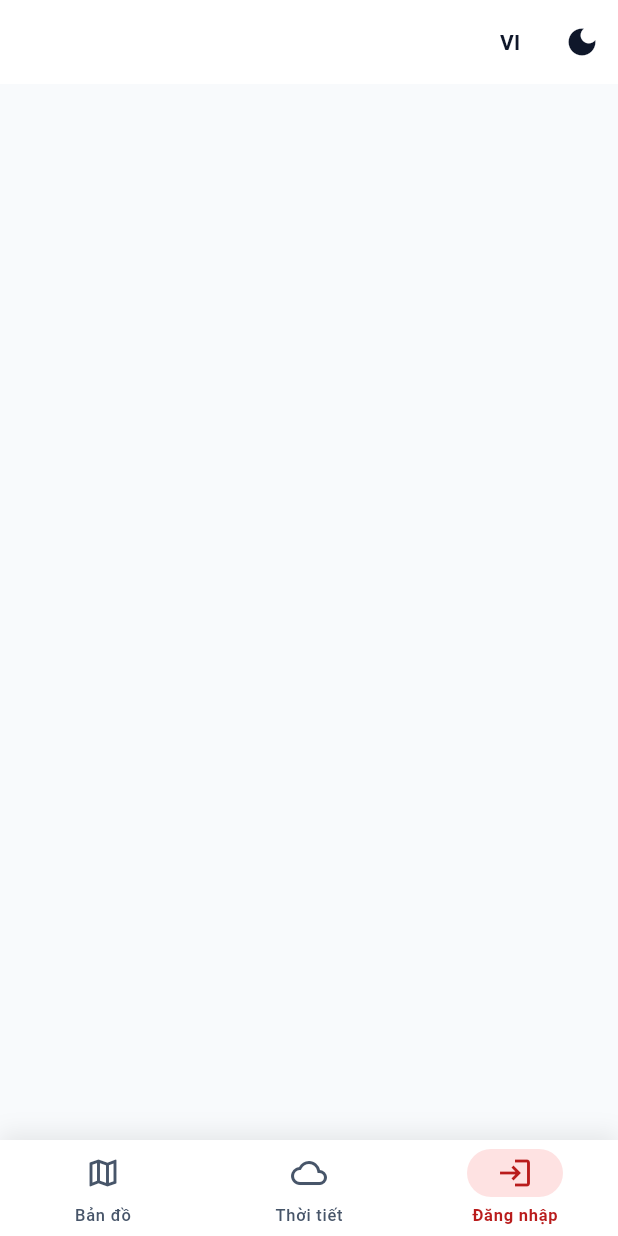
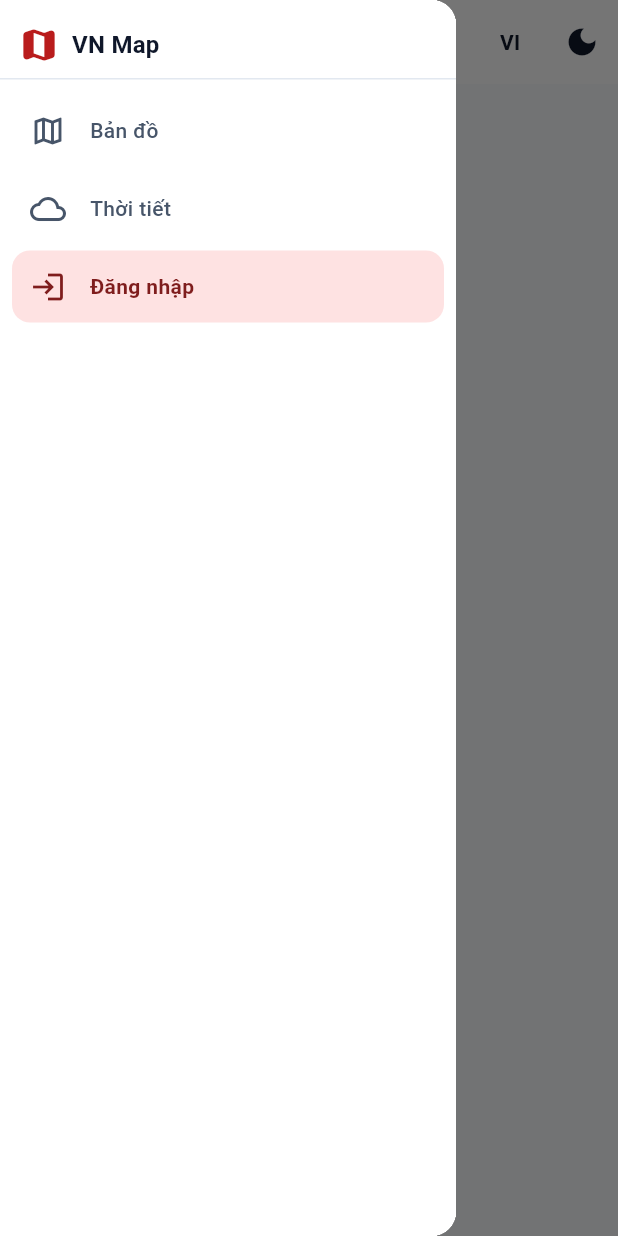
Before and after one commit to CaoDat-2410/VietnameseMap, a Flutter app: the _AppShell screen opened directly with empty values, with the side drawer open (before the commit the screen has no drawer), on a phone screen of 412 x 824 dp. Run offline on Flutter 3.47's test engine with Material 3 defaults, Android fonts, the phone set to English and light mode, and no system bars; our stand-ins replace dio, fl_chart, flutter_dotenv, flutter_map, flutter_riverpod, geolocator and 3 more; missing offline and left inert: flutter_map_cancellable_tile_provider; accounts and stored records are empty; network calls fail; project files that could hold a hidden picture were left out.

Commit message:
feat(nav): replace bottom NavigationBar with sidebar (desktop) + drawer (mobile)
- Add AppSidebar (collapsible 240/72px, persisted via SharedPreferences)
  with primaryContainer highlight, icon-only tooltip on collapse
- Add AppDrawer wrapping AppSidebar for mobile (<900px)
- Add AppShellScaffold with LayoutBuilder: Row([sidebar|content])
  on desktop >=900px, Scaffold(drawer) on mobile
- Add SidebarExpandedNotifier persisting collapse state to
  SharedPreferences (app.nav.sidebar.expanded)
- Replace _AppShell body to delegate to AppShellScaffold;
  keep _navItemsFor/_activeNavPath/_NavItem unchanged
- Note: removed legacy desktop split-pane (map+content side-by-side)
  from _AppShell; MapPage now handles its own wide-layout via LayoutBuilder

```diff
--- a/FE/lib/app/router.dart
+++ b/FE/lib/app/router.dart
@@ -4,9 +4,11 @@ import 'package:flutter/material.dart';
 import 'package:flutter_riverpod/flutter_riverpod.dart';
 import 'package:go_router/go_router.dart';
 
+import 'widgets/app_sidebar.dart';
+import 'widgets/app_shell_scaffold.dart';
 import '../core/providers/locale_provider.dart';
-import '../core/providers/theme_provider.dart';
 import '../features/admin/presentation/pages/admin_users_page.dart';
+import '../features/analytics/presentation/pages/analytics_page.dart';
 import '../features/auth/presentation/pages/login_page.dart';
 import '../features/auth/presentation/pages/logout_page.dart';
 import '../features/auth/shared/auth_routes.dart';
@@ -17,7 +19,6 @@ import '../features/campaign/dashboard/pages/campaign_list_page.dart';
 import '../features/campaign/events/pages/campaign_events_page.dart';
 import '../features/campaign/events/pages/event_detail_page.dart';
 import '../features/map/presentation/pages/map_page.dart';
-import '../features/map/presentation/widgets/vietnam_map_view.dart';
 import '../features/school/presentation/pages/school_detail_page.dart';
 import '../features/school/presentation/pages/school_list_page.dart';
 import '../features/student/presentation/pages/my_registrations_page.dart';
@@ -53,6 +54,41 @@ CustomTransitionPage<void> _buildPageWithSlideTransition({
         ),
       );
     },
+  );
+}
+
+/// Arguments parsed from a `/map` URL — used by both the narrow-screen
+/// `MapPage` and the wide-screen `_AppShell` so the map receives the same
+/// focus/selection data on every viewport width.
+class MapRouteArgs {
+  const MapRouteArgs({
+    this.focusLat,
+    this.focusLng,
+    this.focusLabel,
+    this.schoolUids,
+  });
+  final double? focusLat;
+  final double? focusLng;
+  final String? focusLabel;
+  final List<String>? schoolUids;
+}
+
+MapRouteArgs parseMapArgs(Uri uri) {
+  final params = uri.queryParameters;
+  final lat = double.tryParse(params['lat'] ?? '');
+  final lng = double.tryParse(params['lng'] ?? '');
+  final label = params['eventName'];
+  final schoolsParam = params['schools'];
+  List<String>? schoolUids;
+  if (schoolsParam != null && schoolsParam.isNotEmpty) {
+    schoolUids =
+        schoolsParam.split(',').where((s) => s.isNotEmpty).toList();
+  }
+  return MapRouteArgs(
+    focusLat: lat,
+    focusLng: lng,
+    focusLabel: (label == null || label.isEmpty) ? null : label,
+    schoolUids: schoolUids,
   );
 }
 
@@ -103,17 +139,15 @@ final router = GoRouter(
         GoRoute(
           path: '/map',
           pageBuilder: (context, state) {
-            final params = state.uri.queryParameters;
-            final lat = double.tryParse(params['lat'] ?? '');
-            final lng = double.tryParse(params['lng'] ?? '');
-            final label = params['eventName'];
+            final args = parseMapArgs(state.uri);
             return _buildPageWithSlideTransition(
               context: context,
               state: state,
               child: MapPage(
-                focusLat: lat,
-                focusLng: lng,
-                focusLabel: (label == null || label.isEmpty) ? null : label,
+                focusLat: args.focusLat,
+                focusLng: args.focusLng,
+                focusLabel: args.focusLabel,
+                schoolUids: args.schoolUids,
               ),
             );
           },
@@ -147,6 +181,17 @@ final router = GoRouter(
               child: CampaignDashboardPage(
                 campaignId: int.parse(state.pathParameters['campaignId']!),
               ),
+            ),
+          ),
+        ),
+        GoRoute(
+          path: '/analytics',
+          pageBuilder: (context, state) => _buildPageWithSlideTransition(
+            context: context,
+            state: state,
+            child: _RoleGate(
+              allowedRoles: const {'STAFF', 'MANAGER', 'ADMIN'},
+              child: const AnalyticsPage(),
             ),
           ),
         ),
@@ -241,139 +286,17 @@ class _AppShell extends ConsumerWidget {
   @override
   Widget build(BuildContext context, WidgetRef ref) {
     final l10n = AppLocalizations.of(context)!;
-    final themeMode = ref.watch(themeModeProvider);
-    final locale = ref.watch(localeProvider);
     final location = GoRouterState.of(context).uri.path;
     final user = ref.watch(activeUserProvider).valueOrNull;
-    final navItems = _navItemsFor(user?.role, l10n);
+    final rawItems = _navItemsFor(user?.role, l10n);
+    final items = rawItems.map(navItemFrom).toList();
     final activePath = _activeNavPath(location);
-    final index = navItems.indexWhere((item) => item.path == activePath);
-    final selectedIndex = index < 0 ? 0 : index;
 
-    final navBar = Container(
-      decoration: const BoxDecoration(
-        boxShadow: [
-          BoxShadow(
-            color: Color.fromRGBO(0, 0, 0, 0.08),
-            blurRadius: 12,
-            offset: Offset(0, -4),
-          ),
-        ],
-      ),
-      child: NavigationBar(
-        selectedIndex: selectedIndex,
-        onDestinationSelected: (i) {
-          context.go(navItems[i].path);
-        },
-        destinations: [
-          for (final item in navItems)
-            NavigationDestination(
-              icon: Icon(item.icon),
-              selectedIcon: Icon(item.selectedIcon),
-              label: item.label,
-            ),
-        ],
-      ),
-    );
-
-    return LayoutBuilder(
-      builder: (context, constraints) {
-        final isMapPage = location == '/map' ||
-            location.startsWith('/schools') ||
-            location.contains('lat=');
-        final showMapPane = constraints.maxWidth > 600 && isMapPage;
-
-        if (showMapPane) {
-          return Scaffold(
-            body: Row(
-              children: [
-                Expanded(
-                  flex: 6,
-                  child: const VietnamMapView(),
-                ),
-                Container(
-                  width: 1,
-                  color: Theme.of(context).dividerColor,
-                ),
-                Expanded(
-                  flex: 4,
-                  child: Scaffold(
-                    appBar: AppBar(
-                      automaticallyImplyLeading: false,
-                      actions: [
-                        IconButton(
-                          icon: Text(
-                            locale.languageCode.toUpperCase(),
-                            style: const TextStyle(
-                              fontWeight: FontWeight.bold,
-                              fontSize: 14,
-                            ),
-                          ),
-                          tooltip: 'Change language',
-                          onPressed: () {
-                            ref.read(localeProvider.notifier).toggleLocale();
-                          },
-                        ),
-                        IconButton(
-                          icon: Icon(
-                            themeMode == ThemeMode.dark
-                                ? Icons.light_mode
-                                : Icons.dark_mode,
-                          ),
-                          tooltip: themeMode == ThemeMode.dark
-                              ? 'Light mode'
-                              : 'Dark mode',
-                          onPressed: () {
-                            ref.read(themeModeProvider.notifier).toggleTheme();
-                          },
-                        ),
-                      ],
-                    ),
-                    body: child,
-                    bottomNavigationBar: navBar,
-                  ),
-                ),
-              ],
-            ),
-          );
-        }
-
-        return Scaffold(
-          appBar: AppBar(
-            automaticallyImplyLeading: false,
-            actions: [
-              IconButton(
-                icon: Text(
-                  locale.languageCode.toUpperCase(),
-                  style: const TextStyle(
-                    fontWeight: FontWeight.bold,
-                    fontSize: 14,
-                  ),
-                ),
-                tooltip: 'Change language',
-                onPressed: () {
-                  ref.read(localeProvider.notifier).toggleLocale();
-                },
-              ),
-              IconButton(
-                icon: Icon(
-                  themeMode == ThemeMode.dark
-                      ? Icons.light_mode
-                      : Icons.dark_mode,
-                ),
-                tooltip: themeMode == ThemeMode.dark
-                    ? 'Light mode'
-                    : 'Dark mode',
-                onPressed: () {
-                  ref.read(themeModeProvider.notifier).toggleTheme();
-                },
-              ),
-            ],
-          ),
-          body: child,
-          bottomNavigationBar: navBar,
-        );
-      },
+    return AppShellScaffold(
+      items: items,
+      selectedPath: activePath,
+      onSelected: (item) => context.go(item.path),
+      body: child,
     );
   }
 
@@ -412,6 +335,8 @@ class _AppShell extends ConsumerWidget {
     if (role == 'STAFF' || role == 'MANAGER' || role == 'ADMIN') {
       items.add(_NavItem(
           '/campaigns', l10n.campaigns, Icons.campaign_outlined, Icons.campaign));
+      items.add(_NavItem(
+          '/analytics', 'Analytics', Icons.analytics_outlined, Icons.analytics));
       items.add(_NavItem(
           '/schools', l10n.schools, Icons.school_outlined, Icons.school));
     }
--- /dev/null
+++ b/FE/lib/app/widgets/app_shell_scaffold.dart
@@ -0,0 +1,130 @@
+import 'package:flutter/material.dart';
+import 'package:flutter_riverpod/flutter_riverpod.dart';
+import 'package:shared_preferences/shared_preferences.dart';
+
+import '../../core/providers/locale_provider.dart';
+import '../../core/providers/theme_provider.dart';
+import 'app_sidebar.dart';
+
+const _kSidebarPrefKey = 'app.nav.sidebar.expanded';
+
+/// Persists the sidebar expanded/collapsed state across sessions.
+class SidebarExpandedNotifier extends StateNotifier<bool> {
+  SidebarExpandedNotifier() : super(true) { _load(); }
+
+  Future<void> _load() async {
+    final p = await SharedPreferences.getInstance();
+    state = p.getBool(_kSidebarPrefKey) ?? true;
+  }
+
+  Future<void> toggle() async {
+    state = !state;
+    final p = await SharedPreferences.getInstance();
+    await p.setBool(_kSidebarPrefKey, state);
+  }
+}
+
+final sidebarExpandedProvider =
+    StateNotifierProvider<SidebarExpandedNotifier, bool>(
+        (_) => SidebarExpandedNotifier());
+
+/// Layout scaffold that switches between:
+/// - Desktop (>=900px): Row([240px sidebar | divider | content])
+/// - Mobile (<900px): Scaffold(drawer, body) with hamburger AppBar
+class AppShellScaffold extends ConsumerWidget {
+  const AppShellScaffold({
+    super.key,
+    required this.items,
+    required this.selectedPath,
+    required this.onSelected,
+    required this.body,
+  });
+  final List<AppNavItem> items;
+  final String selectedPath;
+  final ValueChanged<AppNavItem> onSelected;
+  final Widget body;
+
+  @override
+  Widget build(BuildContext context, WidgetRef ref) {
+    final expanded = ref.watch(sidebarExpandedProvider);
+    final locale = ref.watch(localeProvider);
+    final themeMode = ref.watch(themeModeProvider);
+
+    return LayoutBuilder(
+      builder: (context, c) {
+        // Desktop: sidebar + content row
+        if (c.maxWidth >= 900) {
+          return Scaffold(
+            body: Row(
+              children: [
+                AnimatedContainer(
+                  duration: const Duration(milliseconds: 200),
+                  curve: Curves.easeOutCubic,
+                  width: expanded ? 240 : 72,
+                  child: AppSidebar(
+                    items: items,
+                    selectedPath: selectedPath,
+                    onSelected: onSelected,
+                    collapsed: !expanded,
+                    onToggleCollapsed: () =>
+                        ref.read(sidebarExpandedProvider.notifier).toggle(),
+                  ),
+                ),
+                Container(width: 1, color: Theme.of(context).dividerColor),
+                Expanded(child: body),
+              ],
+            ),
+          );
+        }
+
+        // Mobile: hamburger AppBar + drawer
+        return Scaffold(
+          appBar: AppBar(
+            title: Text(_labelFor(selectedPath, items)),
+            automaticallyImplyLeading: false,
+            actions: [
+              IconButton(
+                tooltip: 'Đổi ngôn ngữ',
+                icon: Text(
+                  locale.languageCode.toUpperCase(),
+                  style: const TextStyle(fontWeight: FontWeight.bold),
+                ),
+                onPressed: () =>
+                    ref.read(localeProvider.notifier).toggleLocale(),
+              ),
+              IconButton(
+                tooltip:
+                    themeMode == ThemeMode.dark ? 'Chế độ sáng' : 'Chế độ tối',
+                icon: Icon(
+                  themeMode == ThemeMode.dark
+                      ? Icons.light_mode
+                      : Icons.dark_mode,
+                ),
+                onPressed: () =>
+                    ref.read(themeModeProvider.notifier).toggleTheme(),
+              ),
+            ],
+          ),
+          drawer: AppDrawer(
+            items: items,
+            selectedPath: selectedPath,
+            onSelected: onSelected,
+          ),
+          body: body,
+        );
+      },
+    );
+  }
+
+  String _labelFor(String path, List<AppNavItem> items) {
+    return items
+        .firstWhere(
+          (i) => i.path == path,
+          orElse: () => const AppNavItem(
+            path: '/map', label: 'VN Map',
+            icon: Icons.map, selectedIcon: Icons.map,
+          ),
+        )
+        .label;
+  }
+}
--- /dev/null
+++ b/FE/lib/app/widgets/app_sidebar.dart
@@ -0,0 +1,195 @@
+import 'package:flutter/material.dart';
+
+/// Public navigation item descriptor. Shared by both sidebar and drawer.
+class AppNavItem {
+  const AppNavItem({
+    required this.path,
+    required this.label,
+    required this.icon,
+    required this.selectedIcon,
+  });
+  final String path;
+  final String label;
+  final IconData icon;
+  final IconData selectedIcon;
+}
+
+/// Converts the private _NavItem record from router.dart to the public type.
+AppNavItem navItemFrom(dynamic n) => AppNavItem(
+      path: n.path,
+      label: n.label,
+      icon: n.icon,
+      selectedIcon: n.selectedIcon,
+    );
+
+/// Sidebar navigation widget.
+/// - Expanded (240px): icon + label per item
+/// - Collapsed (72px): icon-only with tooltip
+/// Used on desktop (>=900px).
+class AppSidebar extends StatelessWidget {
+  const AppSidebar({
+    super.key,
+    required this.items,
+    required this.selectedPath,
+    required this.onSelected,
+    this.collapsed = false,
+    this.onToggleCollapsed,
+  });
+
+  final List<AppNavItem> items;
+  final String selectedPath;
+  final ValueChanged<AppNavItem> onSelected;
+  final bool collapsed;
+  final VoidCallback? onToggleCollapsed;
+
+  @override
+  Widget build(BuildContext context) {
+    final scheme = Theme.of(context).colorScheme;
+    return Material(
+      color: scheme.surface,
+      child: SafeArea(
+        child: Column(
+          children: [
+            // Header: logo + collapse toggle
+            Padding(
+              padding: const EdgeInsets.fromLTRB(12, 16, 12, 8),
+              child: Row(
+                children: [
+                  Icon(Icons.map_rounded, color: scheme.primary, size: 28),
+                  if (!collapsed) ...[
+                    const SizedBox(width: 8),
+                    Text(
+                      'VN Map',
+                      style: Theme.of(context)
+                          .textTheme
+                          .titleMedium
+                          ?.copyWith(fontWeight: FontWeight.w700),
+                    ),
+                  ],
+                  const Spacer(),
+                  if (onToggleCollapsed != null)
+                    IconButton(
+                      tooltip: collapsed ? 'Mở rộng' : 'Thu gọn',
+                      icon: Icon(collapsed ? Icons.menu_open : Icons.menu),
+                      onPressed: onToggleCollapsed,
+                    ),
+                ],
+              ),
+            ),
+            const Divider(height: 1),
+            // Nav items list
+            Expanded(
+              child: ListView(
+                padding: const EdgeInsets.symmetric(vertical: 8),
+                children: [
+                  for (final item in items) _SidebarTile(
+                    item: item,
+                    selected: item.path == selectedPath,
+                    collapsed: collapsed,
+                    onTap: () => onSelected(item),
+                  ),
+                ],
+              ),
+            ),
+          ],
+        ),
+      ),
+    );
+  }
+}
+
+class _SidebarTile extends StatelessWidget {
+  const _SidebarTile({
+    required this.item,
+    required this.selected,
+    required this.collapsed,
+    required this.onTap,
+  });
+  final AppNavItem item;
+  final bool selected;
+  final bool collapsed;
+  final VoidCallback onTap;
+
+  @override
+  Widget build(BuildContext context) {
+    final scheme = Theme.of(context).colorScheme;
+    final bg = selected ? scheme.primaryContainer : Colors.transparent;
+    final fg = selected
+        ? scheme.onPrimaryContainer
+        : scheme.onSurfaceVariant;
+    return Padding(
+      padding: const EdgeInsets.symmetric(horizontal: 8, vertical: 2),
+      child: Material(
+        color: bg,
+        borderRadius: BorderRadius.circular(12),
+        child: InkWell(
+          onTap: onTap,
+          borderRadius: BorderRadius.circular(12),
+          child: Tooltip(
+            message: item.label,
+            preferBelow: false,
+            waitDuration: const Duration(milliseconds: 500),
+            child: SizedBox(
+              height: 48,
+              child: Row(
+                children: [
+                  const SizedBox(width: 12),
+                  Icon(
+                    selected ? item.selectedIcon : item.icon,
+                    color: fg,
+                    size: 24,
+                  ),
+                  if (!collapsed) ...[
+                    const SizedBox(width: 16),
+                    Expanded(
+                      child: Text(
+                        item.label,
+                        style: TextStyle(
+                          color: fg,
+                          fontWeight:
+                              selected ? FontWeight.w600 : FontWeight.w500,
+                        ),
+                        overflow: TextOverflow.ellipsis,
+                      ),
+                    ),
+                  ],
+                  const SizedBox(width: 12),
+                ],
+              ),
+            ),
+          ),
+        ),
+      ),
+    );
+  }
+}
+
+/// Mobile drawer wrapper. Hosts AppSidebar inside a standard Drawer.
+class AppDrawer extends StatelessWidget {
+  const AppDrawer({
+    super.key,
+    required this.items,
+    required this.selectedPath,
+    required this.onSelected,
+  });
+  final List<AppNavItem> items;
+  final String selectedPath;
+  final ValueChanged<AppNavItem> onSelected;
+
+  @override
+  Widget build(BuildContext context) {
+    return Drawer(
+      child: SizedBox(
+        width: 280,
+        child: AppSidebar(
+          items: items,
+          selectedPath: selectedPath,
+          onSelected: (item) {
+            Navigator.of(context).pop(); // close drawer before navigating
+            onSelected(item);
+          },
+        ),
+      ),
+    );
+  }
+}
```
